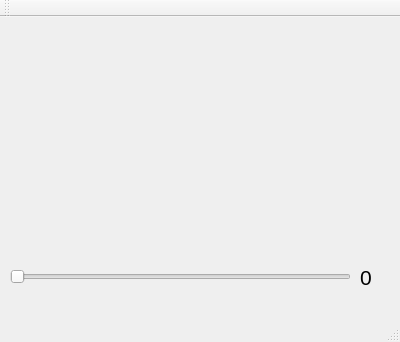
First picture: the form in mainwindow.ui, repository Gavekort/QuadtreeDecomposer, before the edit.
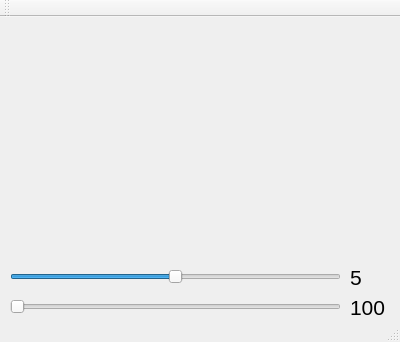
Second picture: the form after the edit.

Commit message: Adjustable threshold

Diff of the .ui file:
```diff
--- a/mainwindow.ui
+++ b/mainwindow.ui
@@ -32,7 +32,7 @@
      <rect>
       <x>10</x>
       <y>250</y>
-      <width>341</width>
+      <width>331</width>
       <height>20</height>
      </rect>
     </property>
@@ -49,10 +49,10 @@
      <number>2</number>
     </property>
     <property name="value">
-     <number>0</number>
+     <number>5</number>
     </property>
     <property name="sliderPosition">
-     <number>0</number>
+     <number>5</number>
     </property>
     <property name="orientation">
      <enum>Qt::Horizontal</enum>
@@ -61,7 +61,7 @@
    <widget class="QLabel" name="sliderlabel">
     <property name="geometry">
      <rect>
-      <x>360</x>
+      <x>350</x>
       <y>250</y>
       <width>31</width>
       <height>20</height>
@@ -73,7 +73,44 @@
      </font>
     </property>
     <property name="text">
-     <string>0</string>
+     <string>5</string>
+    </property>
+   </widget>
+   <widget class="QSlider" name="threshold">
+    <property name="geometry">
+     <rect>
+      <x>10</x>
+      <y>280</y>
+      <width>331</width>
+      <height>20</height>
+     </rect>
+    </property>
+    <property name="maximum">
+     <number>10000</number>
+    </property>
+    <property name="pageStep">
+     <number>100</number>
+    </property>
+    <property name="orientation">
+     <enum>Qt::Horizontal</enum>
+    </property>
+   </widget>
+   <widget class="QLabel" name="sliderlabel_2">
+    <property name="geometry">
+     <rect>
+      <x>350</x>
+      <y>280</y>
+      <width>41</width>
+      <height>21</height>
+     </rect>
+    </property>
+    <property name="font">
+     <font>
+      <pointsize>16</pointsize>
+     </font>
+    </property>
+    <property name="text">
+     <string>100</string>
     </property>
    </widget>
   </widget>
```
Left out of the diff: 2 changed lines with no effect on the pictures. The commit also changes 6 other files.
